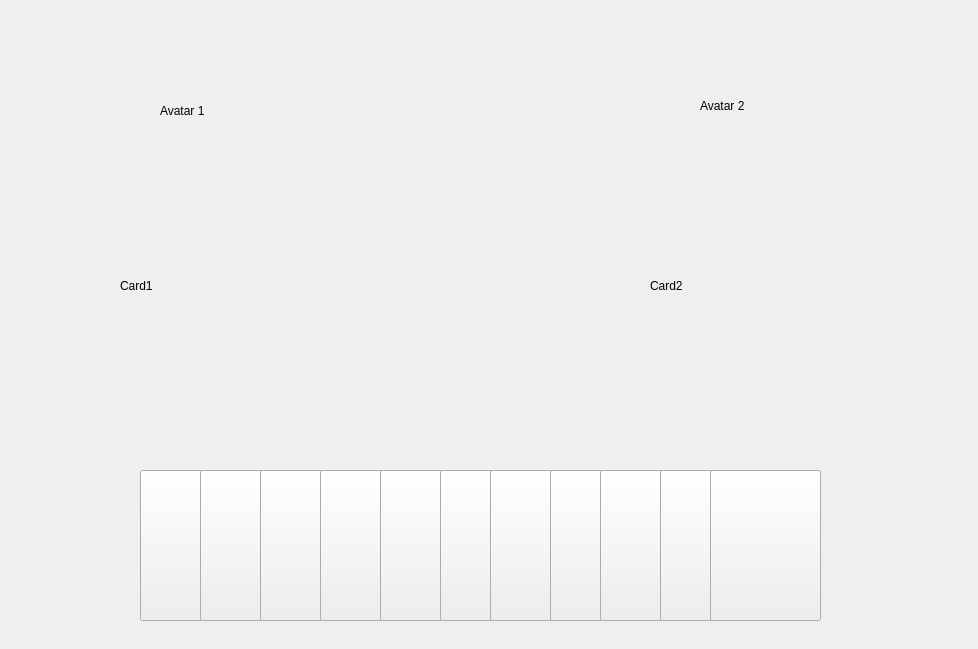
Mahrokh-M/SkullKing_Never-Executable_7, file maingame.ui: the form before one commit.
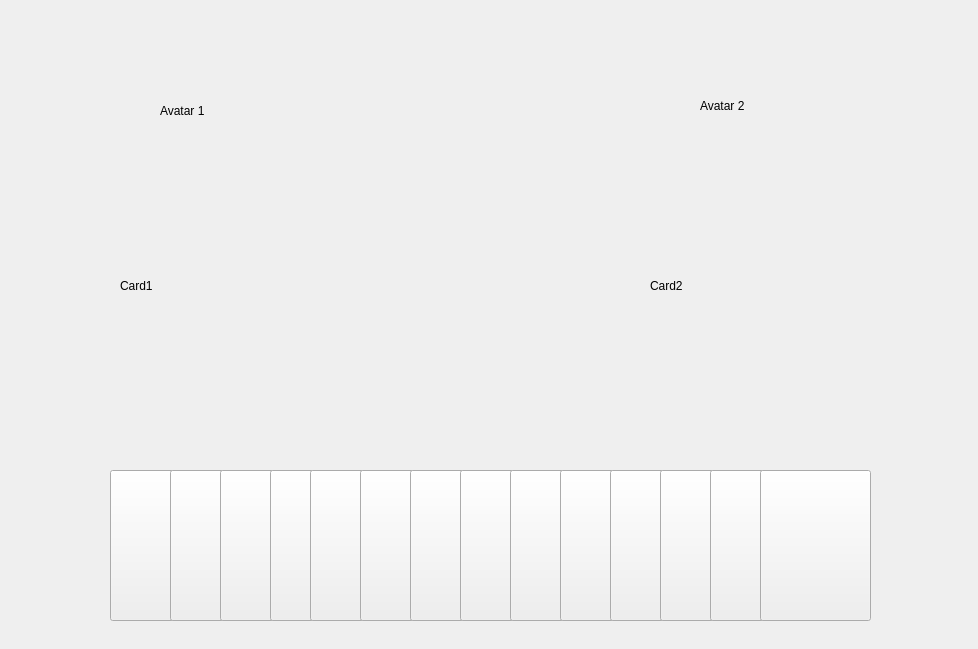
The form after the commit. Icons and pictures are not drawn.

```diff
--- a/maingame.ui
+++ b/maingame.ui
@@ -58,7 +58,7 @@
   <widget class="QPushButton" name="pushButton">
    <property name="geometry">
     <rect>
-     <x>140</x>
+     <x>110</x>
      <y>470</y>
      <width>111</width>
      <height>151</height>
@@ -71,7 +71,7 @@
   <widget class="QPushButton" name="pushButton_2">
    <property name="geometry">
     <rect>
-     <x>200</x>
+     <x>170</x>
      <y>470</y>
      <width>111</width>
      <height>151</height>
@@ -84,7 +84,7 @@
   <widget class="QPushButton" name="pushButton_3">
    <property name="geometry">
     <rect>
-     <x>260</x>
+     <x>220</x>
      <y>470</y>
      <width>111</width>
      <height>151</height>
@@ -97,7 +97,7 @@
   <widget class="QPushButton" name="pushButton_4">
    <property name="geometry">
     <rect>
-     <x>320</x>
+     <x>270</x>
      <y>470</y>
      <width>111</width>
      <height>151</height>
@@ -110,7 +110,7 @@
   <widget class="QPushButton" name="pushButton_5">
    <property name="geometry">
     <rect>
-     <x>380</x>
+     <x>310</x>
      <y>470</y>
      <width>111</width>
      <height>151</height>
@@ -123,7 +123,7 @@
   <widget class="QPushButton" name="pushButton_6">
    <property name="geometry">
     <rect>
-     <x>440</x>
+     <x>360</x>
      <y>470</y>
      <width>111</width>
      <height>151</height>
@@ -136,7 +136,7 @@
   <widget class="QPushButton" name="pushButton_7">
    <property name="geometry">
     <rect>
-     <x>490</x>
+     <x>410</x>
      <y>470</y>
      <width>111</width>
      <height>151</height>
@@ -149,7 +149,7 @@
   <widget class="QPushButton" name="pushButton_8">
    <property name="geometry">
     <rect>
-     <x>550</x>
+     <x>460</x>
      <y>470</y>
      <width>111</width>
      <height>151</height>
@@ -162,7 +162,7 @@
   <widget class="QPushButton" name="pushButton_9">
    <property name="geometry">
     <rect>
-     <x>600</x>
+     <x>510</x>
      <y>470</y>
      <width>111</width>
      <height>151</height>
@@ -175,7 +175,7 @@
   <widget class="QPushButton" name="pushButton_10">
    <property name="geometry">
     <rect>
-     <x>660</x>
+     <x>560</x>
      <y>470</y>
      <width>111</width>
      <height>151</height>
@@ -188,7 +188,7 @@
   <widget class="QPushButton" name="pushButton_11">
    <property name="geometry">
     <rect>
-     <x>710</x>
+     <x>610</x>
      <y>470</y>
      <width>111</width>
      <height>151</height>
@@ -224,6 +224,45 @@
     <string>Card2</string>
    </property>
   </widget>
+  <widget class="QPushButton" name="pushButton_12">
+   <property name="geometry">
+    <rect>
+     <x>660</x>
+     <y>470</y>
+     <width>111</width>
+     <height>151</height>
+    </rect>
+   </property>
+   <property name="text">
+    <string/>
+   </property>
+  </widget>
+  <widget class="QPushButton" name="pushButton_13">
+   <property name="geometry">
+    <rect>
+     <x>710</x>
+     <y>470</y>
+     <width>111</width>
+     <height>151</height>
+    </rect>
+   </property>
+   <property name="text">
+    <string/>
+   </property>
+  </widget>
+  <widget class="QPushButton" name="pushButton_14">
+   <property name="geometry">
+    <rect>
+     <x>760</x>
+     <y>470</y>
+     <width>111</width>
+     <height>151</height>
+    </rect>
+   </property>
+   <property name="text">
+    <string/>
+   </property>
+  </widget>
  </widget>
  <resources/>
  <connections/>
```
